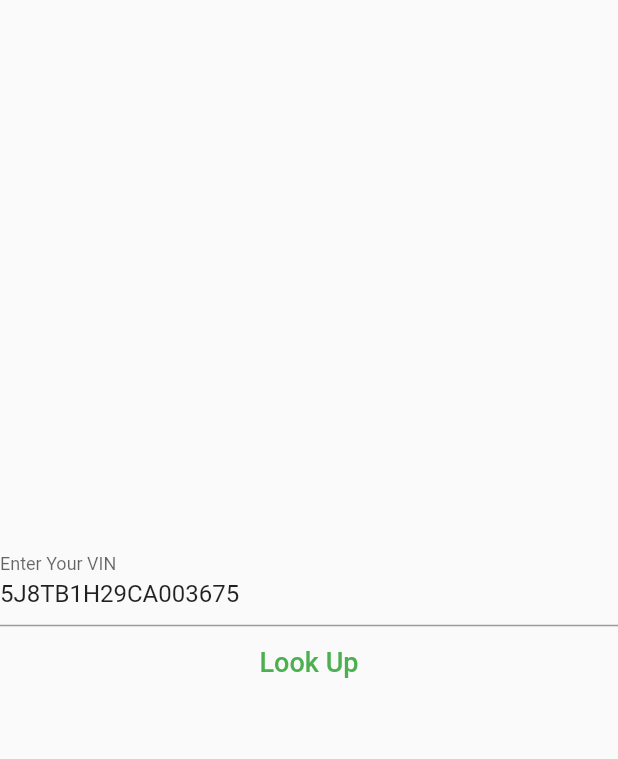
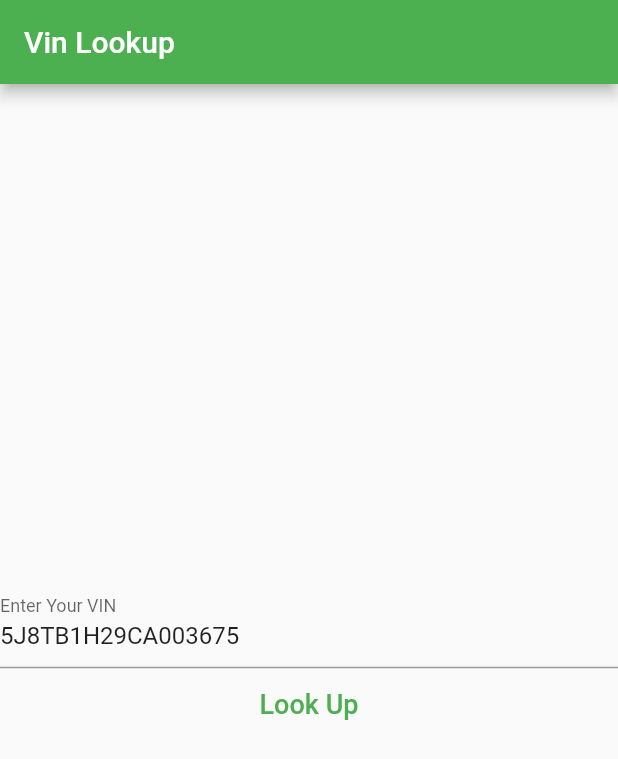
Before and after one commit to pavlyhabashy/vin-lookup, a Flutter app: the VinLookupScreen screen opened directly, on a phone screen of 412 x 824 dp. Shown: the top 759 px of the screen. Run offline on Flutter 3.47's test engine with Material 2 defaults, Android fonts, the phone set to English and light mode, and no system bars; our stand-ins replace string_validator; missing offline and left inert: flutter_keychain.

Commit message:
add app bar to vin look up screen

```diff
--- a/lib/screens/vin_lookup_screen.dart
+++ b/lib/screens/vin_lookup_screen.dart
@@ -26,6 +26,10 @@ class _VinLookupScreenState extends State<VinLookupScreen> {
     return WillPopScope(
       onWillPop: () async => false,
       child: Scaffold(
+        appBar: AppBar(
+          title: const Text("Vin Lookup"),
+          automaticallyImplyLeading: false,
+        ),
         body: SafeArea(
           child: Form(
             key: _formKey,
```
